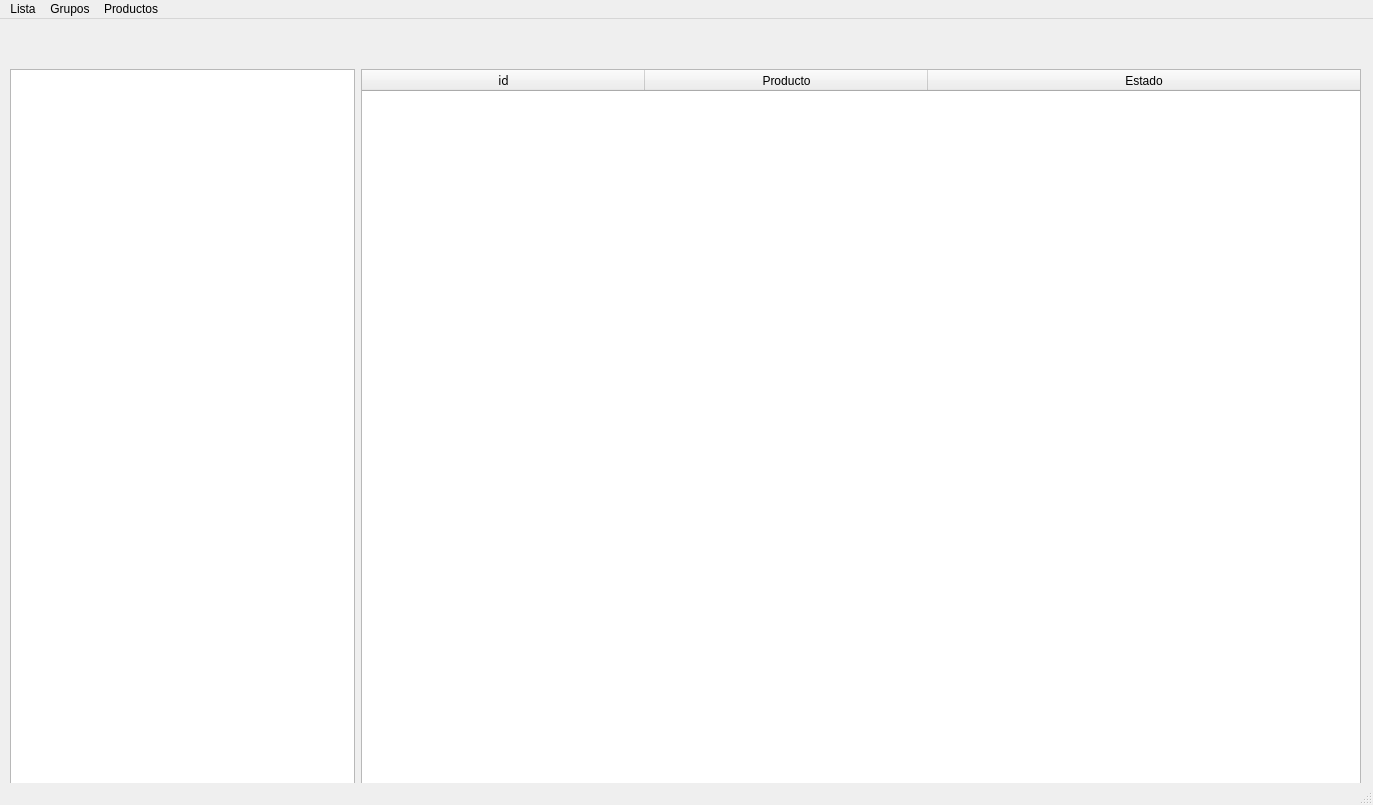
First picture: the form in formulario.ui, repository pacomun/pyqt_compras, before the edit.
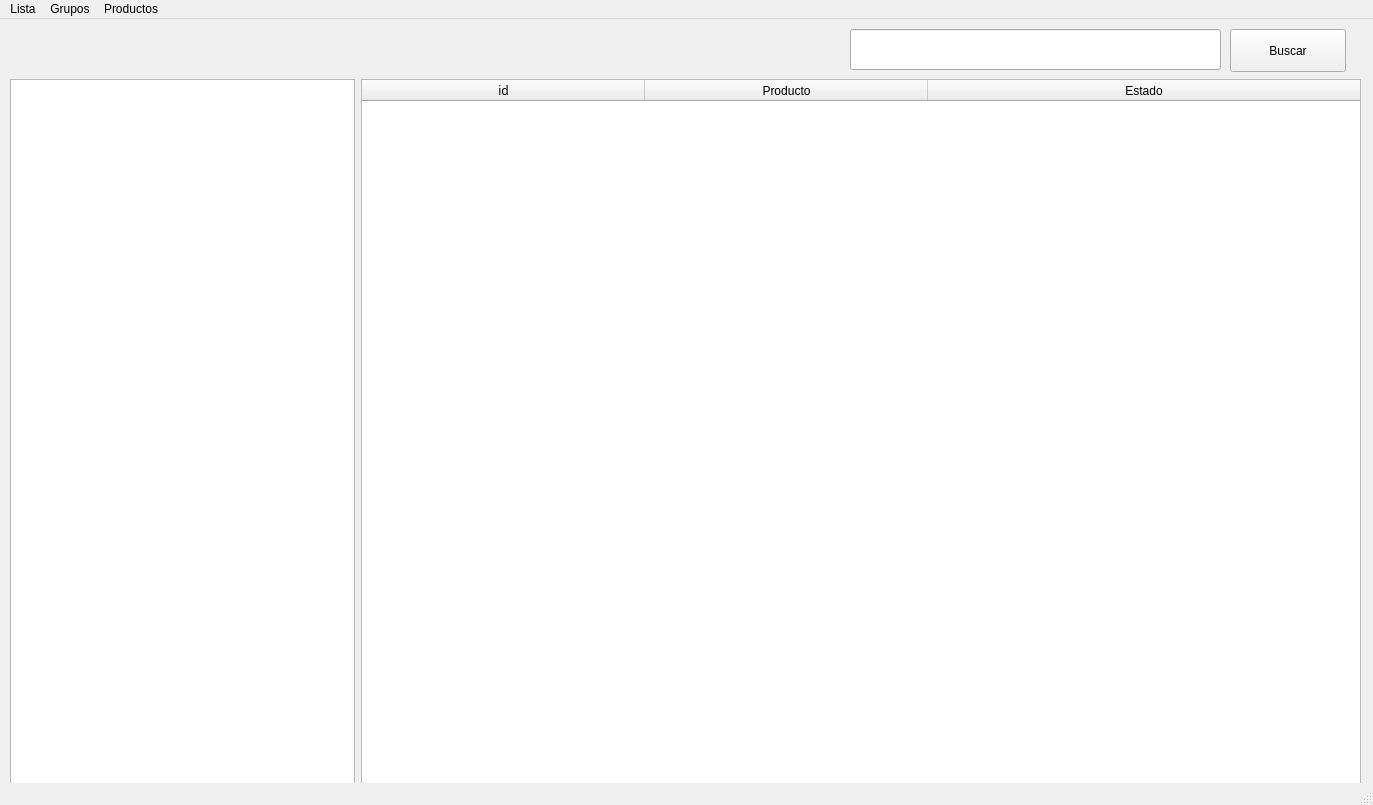
Second picture: the form after the edit.

What changed in the file:
```diff
--- a/formulario.ui
+++ b/formulario.ui
@@ -18,9 +18,9 @@
     <property name="geometry">
      <rect>
       <x>10</x>
-      <y>50</y>
+      <y>60</y>
       <width>1351</width>
-      <height>781</height>
+      <height>771</height>
      </rect>
     </property>
     <layout class="QHBoxLayout" name="horizontalLayout_2">
@@ -114,6 +114,32 @@
      </item>
     </layout>
    </widget>
+   <widget class="QPushButton" name="btn_buscar">
+    <property name="geometry">
+     <rect>
+      <x>1230</x>
+      <y>10</y>
+      <width>116</width>
+      <height>43</height>
+     </rect>
+    </property>
+    <property name="text">
+     <string>Buscar</string>
+    </property>
+   </widget>
+   <widget class="QLineEdit" name="input_buscar">
+    <property name="geometry">
+     <rect>
+      <x>850</x>
+      <y>10</y>
+      <width>371</width>
+      <height>41</height>
+     </rect>
+    </property>
+    <property name="clearButtonEnabled">
+     <bool>true</bool>
+    </property>
+   </widget>
   </widget>
   <widget class="QMenuBar" name="menubar">
    <property name="geometry">
```
